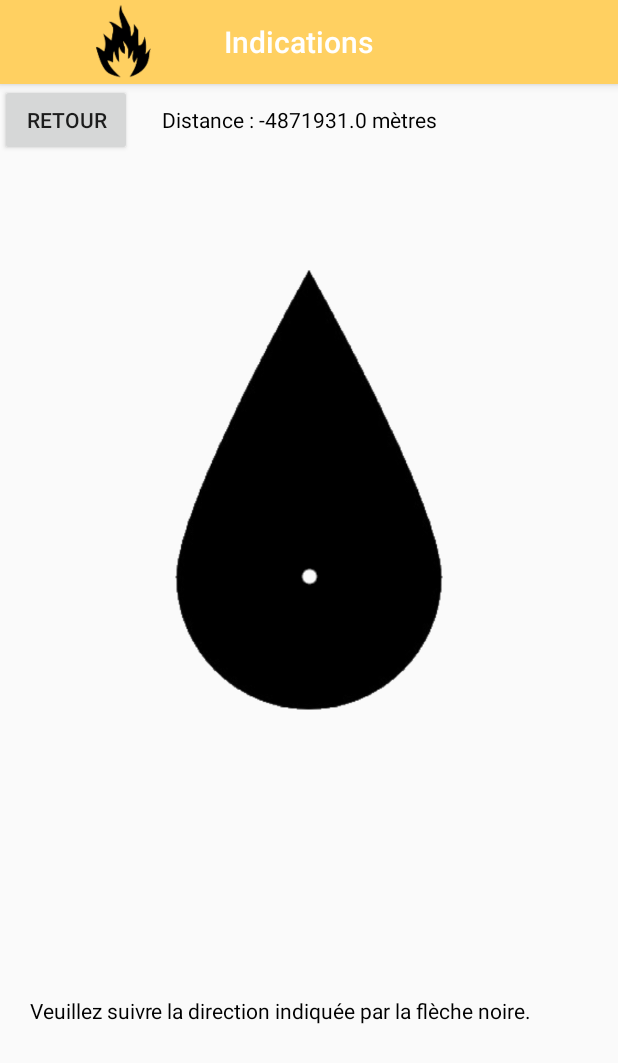
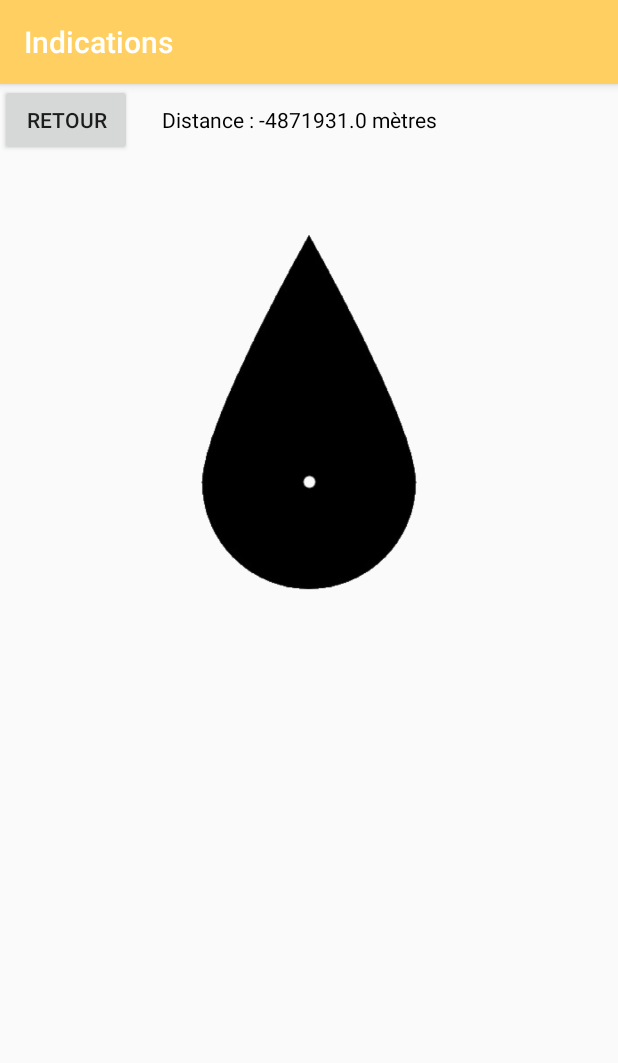
Before and after one commit to SpoKenSpoK/PopAlerte, an Android app: the screen it shows after launch (Indications), after a tap on "INDICATIONS", on a phone screen of 412 x 824 dp. Shown: the top 1063 px of the screen. Run offline under Robolectric (Android 15) with nearby library versions, the phone set to English and light mode, and no system bars.

Commit message:
deux trois modifs mineures j'ai enlevé les logos en haut de l'aplication, useless et moche

```diff
--- a/ptut/PopAlerte/app/src/main/java/ptut_sdis30/popalerte/Accueil.java
+++ b/ptut/PopAlerte/app/src/main/java/ptut_sdis30/popalerte/Accueil.java
@@ -24,7 +24,6 @@ import com.google.android.gms.common.GoogleApiAvailability;
 
 
 public class Accueil extends AppCompatActivity {
-
     //
     private static final int PLAY_SERVICES_RESOLUTION_REQUEST = 9000;
     private static final String TAG = "Acceuil";
@@ -44,6 +43,8 @@ public class Accueil extends AppCompatActivity {
         setContentView(R.layout.activity_accueil);
         Toolbar toolbar = (Toolbar) findViewById(R.id.toolbar);
         setSupportActionBar(toolbar);
+
+        Global.notificationOK = true;
 
         //
         //mRegistrationProgressBar = (ProgressBar) findViewById(R.id.registrationProgressBar);
--- /dev/null
+++ b/ptut/PopAlerte/app/src/main/java/ptut_sdis30/popalerte/Global.java
@@ -0,0 +1,9 @@
+package ptut_sdis30.popalerte;
+
+import java.util.List;
+
+public class Global {
+    public static boolean notificationOK = false;
+    public static List<Alerte_info> alertes;
+
+}
--- a/ptut/PopAlerte/app/src/main/res/layout/activity_accueil.xml
+++ b/ptut/PopAlerte/app/src/main/res/layout/activity_accueil.xml
@@ -17,8 +17,7 @@
             android:layout_width="match_parent"
             android:layout_height="?attr/actionBarSize"
             android:background="@color/beige"
-            app:popupTheme="@style/AppTheme.PopupOverlay"
-            app:logo="@drawable/logo"/>
+            app:popupTheme="@style/AppTheme.PopupOverlay"/>
 
     </android.support.design.widget.AppBarLayout>
 
--- a/ptut/PopAlerte/app/src/main/res/layout/activity_consignes.xml
+++ b/ptut/PopAlerte/app/src/main/res/layout/activity_consignes.xml
@@ -17,8 +17,7 @@
             android:layout_width="match_parent"
             android:layout_height="?attr/actionBarSize"
             android:background="@color/beige"
-            app:popupTheme="@style/AppTheme.PopupOverlay"
-            app:logo="@drawable/logo"/>
+            app:popupTheme="@style/AppTheme.PopupOverlay"/>
 
     </android.support.design.widget.AppBarLayout>
 
--- a/ptut/PopAlerte/app/src/main/res/layout/activity_indications.xml
+++ b/ptut/PopAlerte/app/src/main/res/layout/activity_indications.xml
@@ -17,8 +17,7 @@
             android:layout_width="match_parent"
             android:layout_height="?attr/actionBarSize"
             android:background="@color/beige"
-            app:popupTheme="@style/AppTheme.PopupOverlay"
-            app:logo="@drawable/logo"/>
+            app:popupTheme="@style/AppTheme.PopupOverlay"/>
 
     </android.support.design.widget.AppBarLayout>
 
--- a/ptut/PopAlerte/app/src/main/res/layout/content_indications.xml
+++ b/ptut/PopAlerte/app/src/main/res/layout/content_indications.xml
@@ -34,24 +34,14 @@
 
         </LinearLayout>
 
-
-
         <ImageView
-            android:layout_width="fill_parent"
-            android:layout_height="wrap_content"
+            android:layout_width="332dp"
+            android:layout_height="434dp"
             android:contentDescription="@string/boussole_image_desc"
             android:id="@+id/boussole"
             android:src="@drawable/boussole"
             android:layout_gravity="center"/>
 
-        <TextView
-            android:layout_width="match_parent"
-            android:layout_height="wrap_content"
-            android:id="@+id/textAideIndication"
-            android:textColor="@color/black"
-            android:paddingLeft="20dp"
-            android:text="Veuillez suivre la direction indiquée par la flèche noire."/>
-
     </LinearLayout>
 
 </RelativeLayout>
```
Also changed, not shown: ptut/PopAlerte/app/src/main/java/ptut_sdis30/popalerte/Alerte_info.java (added, +15 -0 lines), ptut/PopAlerte/app/src/main/java/ptut_sdis30/popalerte/Indications.java (+41 -2 lines), ptut/PopAlerte/app/src/main/java/ptut_sdis30/popalerte/MyGcmListenerService.java (+19 -8 lines).
